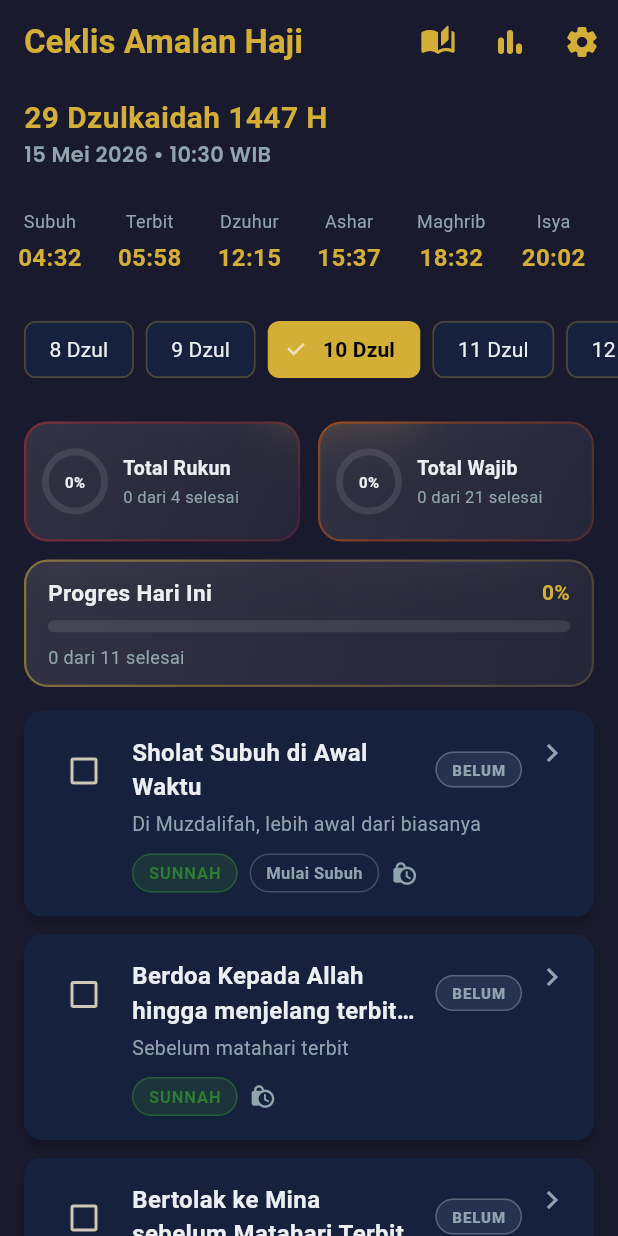
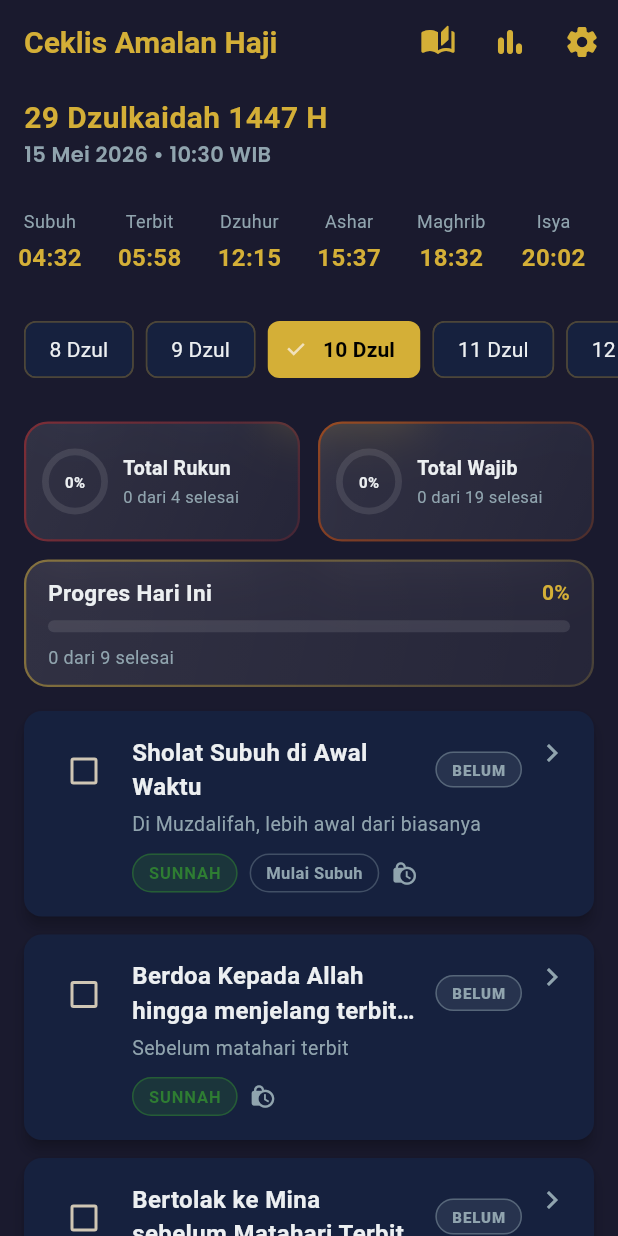
Before and after one commit to syamsul22474/amalan-haji, a Flutter app: the screen it shows after launch, after a tap on "9 Dzul", after a tap on "10 Dzul", on a phone screen of 412 x 824 dp. Run offline on Flutter 3.47's test engine with Material 3 defaults, Android fonts, the phone set to English and light mode, and no system bars; drawn by our look-alikes of glassmorphism, percent_indicator; our stand-ins replace confetti, dio, flutter_local_notifications, flutter_riverpod, flutter_timezone, google_fonts and 5 more; accounts and stored records are empty; network calls fail; Roboto replaces fonts that are missing (Amiri).

Commit message:
feat: implement status category for tahallul and fix landscape scrolling overflow

```diff
--- a/lib/core/constants/amalan_data.dart
+++ b/lib/core/constants/amalan_data.dart
@@ -61,8 +61,8 @@ class AmalanData {
       waktuKeterangan: 'Waktu Mulai : Lewat tengah malam Tanggal 10 Dzulhijjah\nWaktu Berakhir : Tidak ada batas waktu',
     ),
     Amalan(id: 'sai', nama: 'Sa\'i Shafa-Marwah', deskripsi: '7 kali, berlari kecil di lembah al-Masil', jenis: JenisAmalan.rukun, hariDzulhijjah: 10, urutan: 8),
-    Amalan(id: 'tahallul_awal', nama: 'Tahallul Awal', deskripsi: 'Dihalalkan segala sesuatu kecuali hal yang berkaitan dengan wanita yaitu berjimak, mubasyarah (bercumbu), dan akad nikah.', jenis: JenisAmalan.wajib, hariDzulhijjah: 10, urutan: 9),
-    Amalan(id: 'tahallul_tsani', nama: 'Tahallul Tsani', deskripsi: 'Telah halal segala yang sebelumnya diharamkan saat ihram', jenis: JenisAmalan.wajib, hariDzulhijjah: 10, urutan: 10),
+    Amalan(id: 'tahallul_awal', nama: 'Tahallul Awal', deskripsi: 'Dihalalkan segala sesuatu kecuali hal yang berkaitan dengan wanita yaitu berjimak, mubasyarah (bercumbu), dan akad nikah.', jenis: JenisAmalan.status, hariDzulhijjah: 10, urutan: 9),
+    Amalan(id: 'tahallul_tsani', nama: 'Tahallul Tsani', deskripsi: 'Telah halal segala yang sebelumnya diharamkan saat ihram', jenis: JenisAmalan.status, hariDzulhijjah: 10, urutan: 10),
     Amalan(
       id: 'mabit_mina_10',
       nama: 'Mabit di Mina malam 11 Dzulhijjah',
--- a/lib/core/models/amalan.dart
+++ b/lib/core/models/amalan.dart
@@ -3,6 +3,7 @@ enum JenisAmalan {
   wajib,
   sunnah,
   pilihan,
+  status,
 }
 
 class Amalan {
--- a/lib/features/home/home_page.dart
+++ b/lib/features/home/home_page.dart
@@ -40,7 +40,10 @@ class _HomePageState extends ConsumerState<HomePage> {
     final currentDay = ref.read(currentDayProvider);
     final allAmalan = ref.read(amalanProvider);
 
-    final amalanHariIni = allAmalan.where((a) => a.hariDzulhijjah == currentDay).toList();
+    final amalanHariIni = allAmalan
+        .where((a) =>
+            a.hariDzulhijjah == currentDay && a.jenis != JenisAmalan.status)
+        .toList();
     if (amalanHariIni.isEmpty) {
       _wasAllDone = false;
       return;
@@ -185,9 +188,13 @@ class _HomePageState extends ConsumerState<HomePage> {
       return true;
     }).toList();
 
-    final amalanSelesai = amalanHariIni.where((a) => a.sudahDilakukan).length;
-    final progress =
-        amalanHariIni.isEmpty ? 0.0 : amalanSelesai / amalanHariIni.length;
+    final amalanHariIniForProgress =
+        amalanHariIni.where((a) => a.jenis != JenisAmalan.status).toList();
+    final amalanSelesai =
+        amalanHariIniForProgress.where((a) => a.sudahDilakukan).length;
+    final progress = amalanHariIniForProgress.isEmpty
+        ? 0.0
+        : amalanSelesai / amalanHariIniForProgress.length;
 
     final rukunAmalan = allAmalan.where((a) => a.jenis == JenisAmalan.rukun).toList();
     final rukunSelesai = rukunAmalan.where((a) => a.sudahDilakukan).length;
@@ -207,6 +214,7 @@ class _HomePageState extends ConsumerState<HomePage> {
               style: TextStyle(
                 color: AppColors.primaryGold,
                 fontWeight: FontWeight.bold,
+                fontSize: 20,
               ),
             ),
             backgroundColor: AppColors.darkBackground,
@@ -250,7 +258,7 @@ class _HomePageState extends ConsumerState<HomePage> {
               ),
             ],
           ),
-          body: Column(
+          body: ListView(
             children: [
               if (isSimulationMode) const _SimulationBanner(),
               const DateHeader(),
@@ -265,20 +273,24 @@ class _HomePageState extends ConsumerState<HomePage> {
                         Expanded(
                           child: ProgressSummaryCard(
                             title: 'Total Rukun',
-                            subtitle: '$rukunSelesai dari ${rukunAmalan.length} selesai',
+                            subtitle:
+                                '$rukunSelesai dari ${rukunAmalan.length} selesai',
                             progress: rukunProgress,
                             progressColor: AppColors.rukunRed,
-                            onTap: () => _showRemainingAmalan('Daftar Rukun Haji', rukunAmalan),
+                            onTap: () => _showRemainingAmalan(
+                                'Daftar Rukun Haji', rukunAmalan),
                           ),
                         ),
                         const SizedBox(width: 12),
                         Expanded(
                           child: ProgressSummaryCard(
                             title: 'Total Wajib',
-                            subtitle: '$wajibSelesai dari ${wajibAmalan.length} selesai',
+                            subtitle:
+                                '$wajibSelesai dari ${wajibAmalan.length} selesai',
                             progress: wajibProgress,
                             progressColor: AppColors.wajibOrange,
-                            onTap: () => _showRemainingAmalan('Daftar Wajib Haji', wajibAmalan),
+                            onTap: () => _showRemainingAmalan(
+                                'Daftar Wajib Haji', wajibAmalan),
                           ),
                         ),
                       ],
@@ -286,27 +298,24 @@ class _HomePageState extends ConsumerState<HomePage> {
                     const SizedBox(height: 12),
                     TodayProgressLinearCard(
                       title: 'Progres Hari Ini',
-                      subtitle: '$amalanSelesai dari ${amalanHariIni.length} selesai',
+                      subtitle:
+                          '$amalanSelesai dari ${amalanHariIniForProgress.length} selesai',
                       progress: progress,
                       progressColor: AppColors.primaryGold,
-                      onTap: () => _showRemainingAmalan('Belum Selesai Hari Ini', amalanHariIni),
+                      onTap: () => _showRemainingAmalan(
+                          'Belum Selesai Hari Ini', amalanHariIni),
                     ),
                   ],
                 ),
               ),
-              Expanded(
-                child: amalanHariIni.isEmpty
-                    ? const EmptyStateWidget(
-                        message:
-                            'Belum ada amalan untuk hari ini. Coba pilih hari lain.',
-                      )
-                    : ListView.builder(
-                        itemCount: amalanHariIni.length,
-                        itemBuilder: (context, index) {
-                          return AmalanCard(amalan: amalanHariIni[index]);
-                        },
-                      ),
-              ),
+              if (amalanHariIni.isEmpty)
+                const EmptyStateWidget(
+                  message:
+                      'Belum ada amalan untuk hari ini. Coba pilih hari lain.',
+                )
+              else
+                ...amalanHariIni.map((a) => AmalanCard(amalan: a)),
+              const SizedBox(height: 24),
             ],
           ),
         ),
--- a/lib/shared/widgets/badge_widget.dart
+++ b/lib/shared/widgets/badge_widget.dart
@@ -14,6 +14,7 @@ class BadgeWidget extends StatelessWidget {
       JenisAmalan.wajib => ('WAJIB', AppColors.wajibOrange),
       JenisAmalan.sunnah => ('SUNNAH', AppColors.sunnahGreen),
       JenisAmalan.pilihan => ('PILIHAN', Colors.blue),
+      JenisAmalan.status => ('STATUS', Colors.teal),
     };
 
     return Container(
```
Also changed, not shown: lib/features/progress/progress_page.dart (+8 -5 lines), 3 other files.
